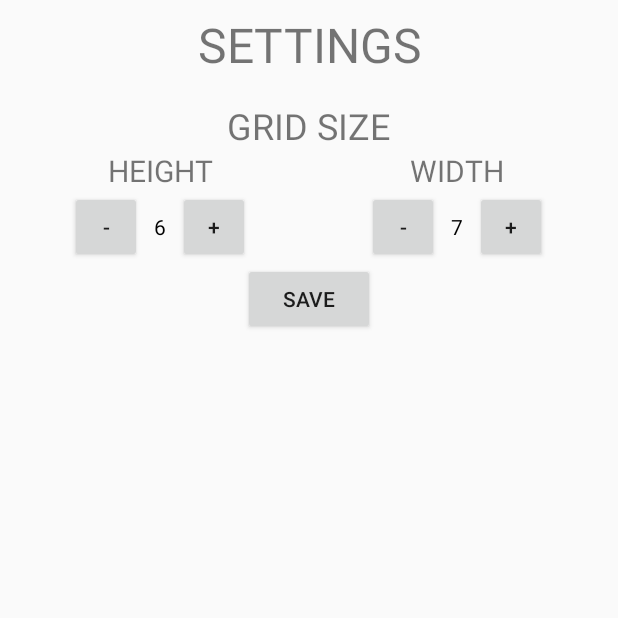
After one commit to AananthV/Connect-Four-App, an Android app: the Settings screen opened directly, with no data from a screen before it, on a phone screen of 412 x 824 dp, the top half of it. The commit adds this screen. Run offline under Robolectric (Android 15) with nearby library versions, the phone set to English and light mode, and no system bars.

Commit message:
Variable Grid and fix Message Overlay

```diff
--- a/app/src/main/java/com/example/connectfour/ConnectFourView.java
+++ b/app/src/main/java/com/example/connectfour/ConnectFourView.java
@@ -55,9 +55,9 @@ public class ConnectFourView extends View {
 
     private int isGameOver;
 
-    public ConnectFourView(Context context) {
+    public ConnectFourView(Context context, int bWidth, int bHeight) {
         super(context);
-        this.game =  new ConnectFour(7, 7, -1);
+        this.game =  new ConnectFour(bWidth, bHeight, -1);
         this.gridWidth = this.game.boardWidth;
         this.gridHeight = this.game.boardHeight;
 
@@ -241,7 +241,7 @@ public class ConnectFourView extends View {
         // Check if Game is Over
         if(this.isGameOver > 0) {
             canvas.restore();
-            canvas.drawRect(0, this.cellSize, this.gridDrawWidth, this.gridDrawHeight + this.cellSize, this.messageBoxPaint);
+            canvas.drawRect(0, 0, this.gridDrawWidth, this.gridDrawHeight + 2*this.cellSize, this.messageBoxPaint);
             if(this.isGameOver == 3) {
                 canvas.drawText("DRAW", Math.round(this.gridDrawWidth/2), Math.round(this.gridDrawHeight/2 + this.cellSize), this.messageTextPaint);
             } else if (this.isGameOver < 3) {
--- /dev/null
+++ b/app/src/main/java/com/example/connectfour/Settings.java
@@ -0,0 +1,91 @@
+package com.example.connectfour;
+
+import android.content.SharedPreferences;
+import android.support.v7.app.AppCompatActivity;
+import android.os.Bundle;
+import android.util.Log;
+import android.view.View;
+import android.widget.TextView;
+
+
+public class Settings extends AppCompatActivity {
+
+    private SharedPreferences mPreferences;
+    private String sharedPrefFile = "com.example.connectfour.gameSharedPrefs";
+    private int boardWidth;
+    private int boardHeight;
+
+    private static final int maxDimension = 9;
+    private static final int minDimension = 4;
+
+    @Override
+    protected void onCreate(Bundle savedInstanceState) {
+        super.onCreate(savedInstanceState);
+        setContentView(R.layout.activity_settings);
+
+        this.mPreferences = getSharedPreferences(sharedPrefFile, MODE_PRIVATE);
+
+        this.boardHeight = this.mPreferences.getInt("boardHeight", 6);
+        this.boardWidth = this.mPreferences.getInt("boardWidth", 7);
+
+        Log.v("TAG", "Works till here");
+
+        this.displayHeight();
+        this.displayWidth();
+    }
+
+    private void displayWidth() {
+        TextView widthTV = (TextView) findViewById(R.id.width_text_view);
+        widthTV.setText("" + this.boardWidth);
+    }
+
+    private void displayHeight() {
+        TextView heightTV = (TextView) findViewById(R.id.height_text_view);
+        heightTV.setText("" + this.boardHeight);
+    }
+
+    public void increaseHeight(View view) {
+        if(this.boardHeight >= maxDimension) {
+            this.boardHeight = maxDimension;
+        } else {
+            this.boardHeight++;
+        }
+        displayHeight();
+    }
+
+    public void decreaseHeight(View view) {
+        if(this.boardHeight <= minDimension) {
+            this.boardHeight = minDimension;
+        } else {
+            this.boardHeight--;
+        }
+        displayHeight();
+    }
+
+    public void increaseWidth(View view) {
+        if(this.boardWidth >= maxDimension) {
+            this.boardWidth = maxDimension;
+        } else {
+            this.boardWidth++;
+        }
+        displayWidth();
+    }
+
+    public void decreaseWidth(View view) {
+        if(this.boardWidth <= minDimension) {
+            this.boardWidth = minDimension;
+        } else {
+            this.boardWidth--;
+        }
+        displayWidth();
+    }
+
+    public void saveSettings(View view) {
+        SharedPreferences.Editor preferencesEditor = this.mPreferences.edit();
+        preferencesEditor.putInt("boardWidth", this.boardWidth);
+        preferencesEditor.putInt("boardHeight", this.boardHeight);
+        preferencesEditor.apply();
+
+        finish();
+    }
+}
--- /dev/null
+++ b/app/src/main/res/layout/activity_settings.xml
@@ -0,0 +1,126 @@
+<?xml version="1.0" encoding="utf-8"?>
+<LinearLayout xmlns:android="http://schemas.android.com/apk/res/android"
+    xmlns:app="http://schemas.android.com/apk/res-auto"
+    xmlns:tools="http://schemas.android.com/tools"
+    android:layout_width="match_parent"
+    android:layout_height="match_parent"
+    tools:context=".Settings"
+    android:orientation="vertical"
+    android:padding="8dp">
+
+    <TextView
+        android:layout_width="match_parent"
+        android:layout_height="wrap_content"
+        android:gravity="center_horizontal"
+        android:textSize="32dp"
+        android:textAllCaps="true"
+        android:text="Settings"
+        android:layout_marginBottom="16dp"/>
+
+    <TextView
+        android:layout_width="wrap_content"
+        android:layout_height="wrap_content"
+        android:layout_gravity="center_horizontal"
+        android:textSize="24dp"
+        android:textAllCaps="true"
+        android:text="Grid Size"/>
+
+    <LinearLayout
+        android:layout_width="match_parent"
+        android:layout_height="wrap_content"
+        android:gravity="center_horizontal">
+
+        <LinearLayout
+            android:layout_width="0dp"
+            android:layout_weight="1"
+            android:layout_height="wrap_content"
+            android:orientation="vertical"
+            android:gravity="center_horizontal">
+
+            <TextView
+                android:layout_width="wrap_content"
+                android:layout_height="wrap_content"
+                android:textSize="20dp"
+                android:textAllCaps="true"
+                android:text="Height"/>
+
+            <LinearLayout
+                android:layout_width="wrap_content"
+                android:layout_height="wrap_content">
+
+                <Button
+                    android:layout_width="48dp"
+                    android:layout_height="48dp"
+                    android:text="-"
+                    android:onClick="decreaseHeight"/>
+
+                <TextView
+                    android:id="@+id/height_text_view"
+                    android:layout_width="wrap_content"
+                    android:layout_height="wrap_content"
+                    android:text="0"
+                    android:textColor="#000000"
+                    android:padding="8dp"
+                    />
+
+
+                <Button
+                    android:layout_height="48dp"
+                    android:layout_width="48dp"
+                    android:text="+"
+                    android:onClick="increaseHeight"/>
+
+            </LinearLayout>
+        </LinearLayout>
+
+        <LinearLayout
+            android:layout_width="0dp"
+            android:layout_weight="1"
+            android:layout_height="wrap_content"
+            android:orientation="vertical"
+            android:gravity="center_horizontal">
+
+            <TextView
+                android:layout_width="wrap_content"
+                android:layout_height="wrap_content"
+                android:textSize="20dp"
+                android:textAllCaps="true"
+                android:text="Width"/>
+
+            <LinearLayout
+                android:layout_width="wrap_content"
+                android:layout_height="wrap_content">
+
+                <Button
+                    android:layout_width="48dp"
+                    android:layout_height="48dp"
+                    android:text="-"
+                    android:onClick="decreaseWidth"/>
+
+                <TextView
+                    android:id="@+id/width_text_view"
+                    android:layout_width="wrap_content"
+                    android:layout_height="wrap_content"
+                    android:text="0"
+                    android:textColor="#000000"
+                    android:padding="8dp"
+                    />
+
+
+                <Button
+                    android:layout_height="48dp"
+                    android:layout_width="48dp"
+                    android:text="+"
+                    android:onClick="increaseWidth"/>
+
+            </LinearLayout>
+        </LinearLayout>
+    </LinearLayout>
+
+    <Button
+        android:layout_width="wrap_content"
+        android:layout_height="wrap_content"
+        android:layout_gravity="center"
+        android:text="Save"
+        android:onClick="saveSettings"/>
+</LinearLayout>
```
Also changed, not shown: app/src/main/AndroidManifest.xml (+7 -2 lines), app/src/main/java/com/example/connectfour/ConnectFour.java (+3 -7 lines), app/src/main/java/com/example/connectfour/GameActivity.java (added, +61 -0 lines), app/src/main/java/com/example/connectfour/MainActivity.java (+9 -36 lines), app/src/main/res/layout/activity_game.xml (renamed from app/src/main/res/layout-land/activity_main.xml, +11 -8 lines), app/src/main/res/layout/activity_main.xml (+10 -23 lines).
